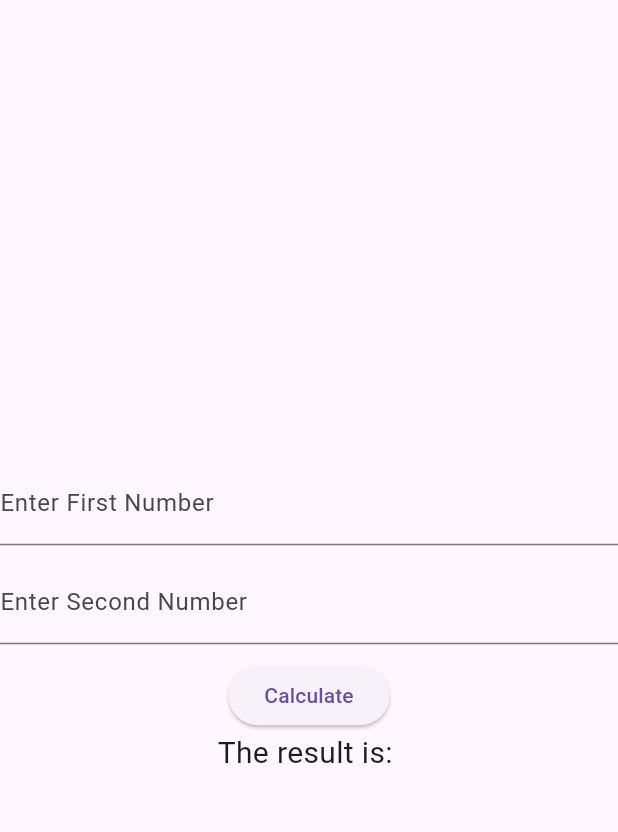
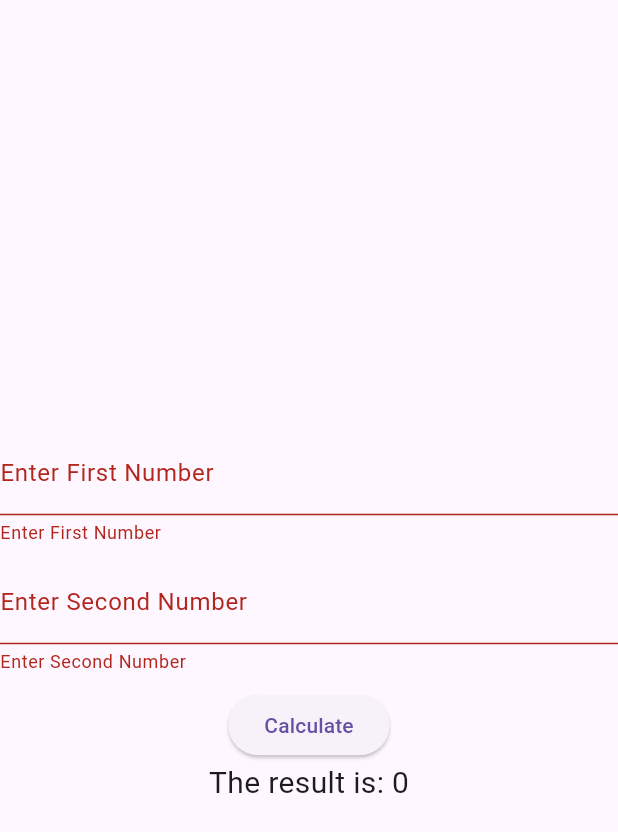
Before and after one commit to mohamed-tsx/SImple-Flutter-Calculator, a Flutter app: the screen it shows after launch, after a tap on "Calculate", on a phone screen of 412 x 824 dp. Shown: the top 832 px of the screen. Run offline on Flutter 3.47's test engine with Material 3 defaults, Android fonts, the phone set to English and light mode, and no system bars.

Commit message:
Ended it

```diff
--- a/lib/FormExample.dart
+++ b/lib/FormExample.dart
@@ -9,40 +9,68 @@ class EventAndForms extends StatefulWidget {
 
 class _EventAndFormsState extends State<EventAndForms> {
   final formkey = GlobalKey<FormState>();
-  TextEditingController txt1Controller = new TextEditingController();
-  TextEditingController txt2Controller = new TextEditingController();
+  TextEditingController txt1Controller = TextEditingController();
+  TextEditingController txt2Controller = TextEditingController();
+  int result = 0;
+
   @override
   Widget build(BuildContext context) {
     return Scaffold(
       body: Center(
         child: Form(
+          key: formkey, // Assign the GlobalKey<FormState> here
           child: Column(
             mainAxisAlignment: MainAxisAlignment.center,
             crossAxisAlignment: CrossAxisAlignment.center,
             children: [
               TextFormField(
+                controller: txt1Controller,
                 keyboardType: TextInputType.number,
+                validator: (value) {
+                  if (value!.isEmpty) {
+                    return "Enter First Number";
+                  }
+                  return null;
+                },
                 decoration: InputDecoration(labelText: "Enter First Number"),
-              controller: txt1Controller,
               ),
               SizedBox(
                 height: 10,
               ),
               TextFormField(
+                controller: txt2Controller,
                 keyboardType: TextInputType.number,
+                validator: (value) {
+                  if (value!.isEmpty) {
+                    return "Enter Second Number";
+                  }
+                  return null;
+                },
                 decoration: InputDecoration(labelText: "Enter Second Number"),
-              controller: txt2Controller,
               ),
               SizedBox(
                 height: 10,
               ),
-            ElevatedButton(onPressed: () => {}, child: Text("Calculate")),
+              ElevatedButton(
+                onPressed: () {
+                  if (formkey.currentState != null &&
+                      formkey.currentState!.validate()) {
+                    int no1 = int.parse(txt1Controller.text);
+                    int no2 = int.parse(txt2Controller.text);
+                    setState(() {
+                      result = no1 + no2;
+                    });
+                  }
+                },
+                child: Text("Calculate"),
+              ),
               Text(
-              "The result is: ",
+                "The result is: $result",
                 style: TextStyle(fontSize: 20),
               )
             ],
-        )),
+          ),
+        ),
       ),
     );
   }
--- a/lib/main.dart
+++ b/lib/main.dart
@@ -2,7 +2,7 @@ import 'package:flutter/material.dart';
 import 'package:flutter_application_2/FormExample.dart';
 
 void main() {
-  runApp(const MaterialApp(
+  runApp(MaterialApp(
     home: EventAndForms(),
   ));
 }
```
Lines whose indentation alone changed are shown as unchanged.
